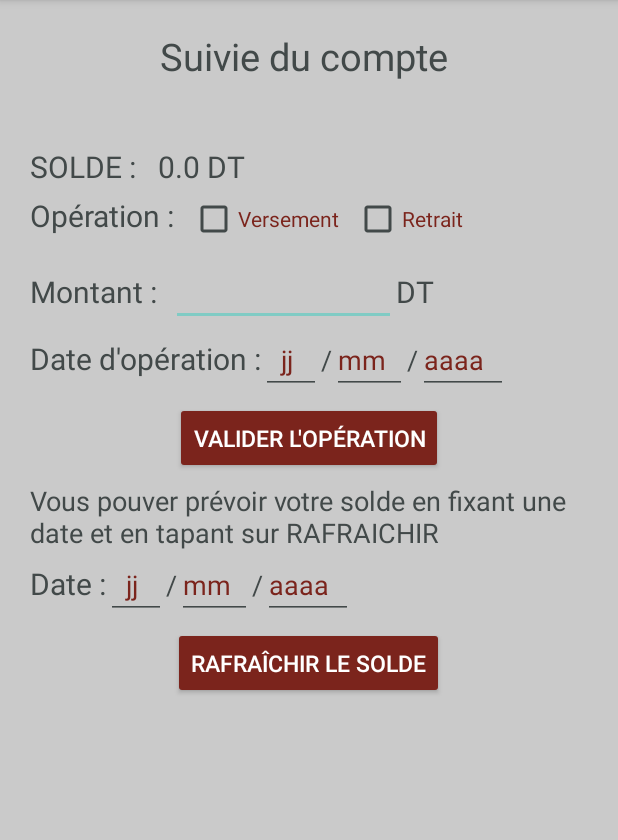
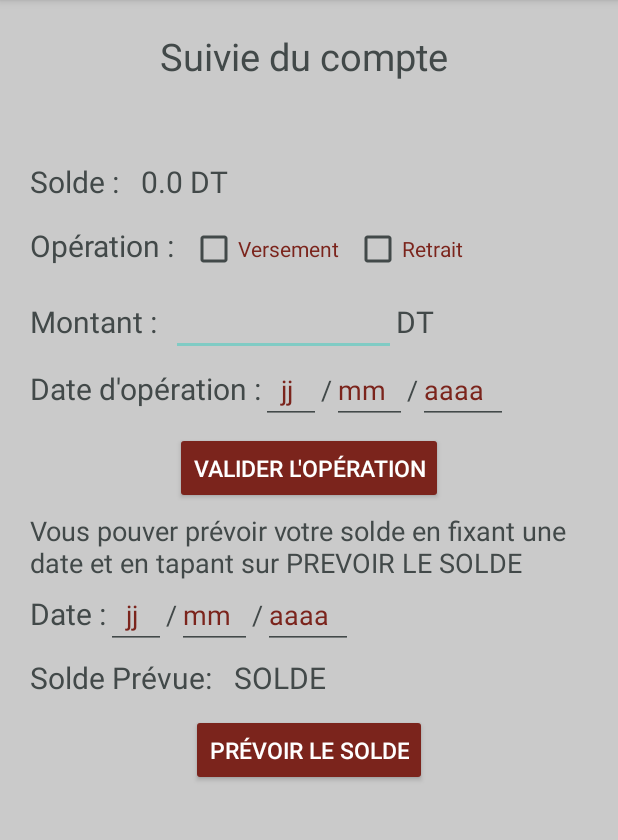
Before and after one commit to ElyesBerriri/Finance, an Android app: the SuivieActivity screen opened directly, with no data from a screen before it, on a phone screen of 412 x 824 dp, the part 84-924 px from its top. Run offline under Robolectric (Android 15) with nearby library versions, the phone set to English and light mode, and no system bars; our stand-ins replace Firebase (no records; nobody signed in at launch, a user with empty details on screens opened directly); 1 statement that could not run was skipped.

Commit message:
final version

```diff
--- a/app/src/main/java/com/example/finance/SuivieActivity.java
+++ b/app/src/main/java/com/example/finance/SuivieActivity.java
@@ -42,7 +42,7 @@ public class SuivieActivity extends AppCompatActivity {
 
     public void obtenir_solde(View view) {
         reference = FirebaseDatabase.getInstance().getReference("comptes");
-        TextView soldeText = findViewById(R.id.solde);
+        TextView soldeText = findViewById(R.id.soldePrev);
 
         reference.addListenerForSingleValueEvent(new ValueEventListener() {
             @Override
--- a/app/src/main/res/layout/activity_suivie.xml
+++ b/app/src/main/res/layout/activity_suivie.xml
@@ -35,13 +35,13 @@
             android:layout_width="match_parent"
             android:layout_height="wrap_content"
             android:orientation="horizontal"
-            android:paddingVertical="5dp">
+            android:paddingVertical="15dp">
 
             <TextView
                 android:layout_width="wrap_content"
                 android:layout_height="wrap_content"
                 android:layout_gravity="center"
-                android:text="SOLDE : "
+                android:text="Solde : "
                 android:textSize="20sp" />
 
             <TextView
@@ -171,7 +171,7 @@
         <TextView
             android:layout_width="wrap_content"
             android:layout_height="wrap_content"
-            android:text="Vous pouver prévoir votre solde en fixant une date et en tapant sur RAFRAICHIR"
+            android:text="Vous pouver prévoir votre solde en fixant une date et en tapant sur PREVOIR LE SOLDE"
             android:textSize="18sp" />
 
         <LinearLayout
@@ -222,6 +222,29 @@
                 android:textSize="18sp" />
         </LinearLayout>
 
+        <LinearLayout
+            android:layout_width="match_parent"
+            android:layout_height="wrap_content"
+            android:orientation="horizontal"
+            android:paddingVertical="5dp">
+
+            <TextView
+                android:layout_width="wrap_content"
+                android:layout_height="wrap_content"
+                android:layout_gravity="center"
+                android:text="Solde Prévue: "
+                android:textSize="20sp" />
+
+            <TextView
+                android:id="@+id/soldePrev"
+                android:layout_width="wrap_content"
+                android:layout_height="wrap_content"
+                android:layout_gravity="center"
+                android:layout_marginStart="10dp"
+                android:text="SOLDE"
+                android:textSize="20sp" />
+        </LinearLayout>
+
         <Button
             android:layout_width="wrap_content"
             android:layout_height="wrap_content"
@@ -229,7 +252,7 @@
             android:layout_marginVertical="5dp"
             android:clickable="true"
             android:onClick="obtenir_solde"
-            android:text="Rafraîchir le solde"
+            android:text="Prévoir le solde"
             android:textSize="15sp" />
 
 
```
